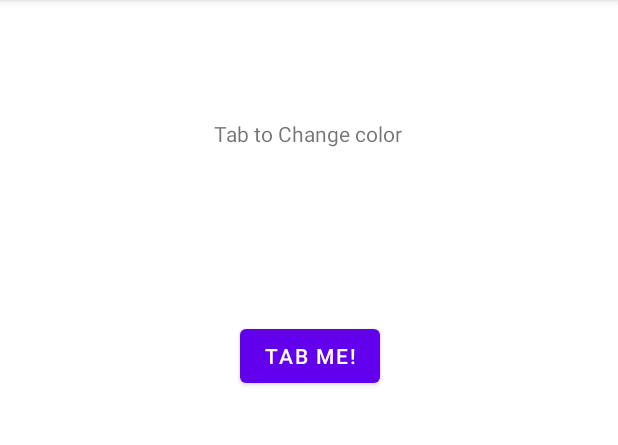
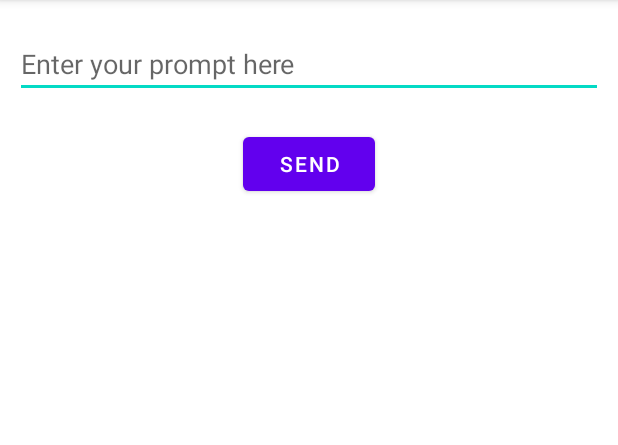
Before and after one commit to yusunghyun/ChaChaGo, an Android app: the screen it shows after launch (MainActivity), on a phone screen of 412 x 824 dp, the part 84-529 px from its top. Run offline under Robolectric (Android 15) with nearby library versions, the light colour scheme and no system bars.

Commit message:
✨ add : GPT 연결, 빌링 이슈 존재

```diff
--- a/app/src/main/AndroidManifest.xml
+++ b/app/src/main/AndroidManifest.xml
@@ -1,5 +1,6 @@
 <?xml version="1.0" encoding="utf-8"?>
 <manifest xmlns:android="http://schemas.android.com/apk/res/android">
+    <uses-permission android:name="android.permission.INTERNET" />
 
     <application
         android:allowBackup="true"
--- a/app/src/main/java/com/example/myapplication/MainActivity.kt
+++ b/app/src/main/java/com/example/myapplication/MainActivity.kt
@@ -1,59 +1,59 @@
 package com.example.myapplication
 
-import android.graphics.Color
 import android.os.Bundle
-import android.util.Log
-import android.view.*
 import android.widget.*
 import androidx.appcompat.app.AppCompatActivity
-import java.util.*
+import kotlinx.coroutines.CoroutineScope
+import kotlinx.coroutines.Dispatchers
+import kotlinx.coroutines.launch
+import kotlinx.coroutines.withContext
+import retrofit2.Call
+import retrofit2.Callback
+import retrofit2.Response
 
 class MainActivity : AppCompatActivity() {
+
     override fun onCreate(savedInstanceState: Bundle?) {
         super.onCreate(savedInstanceState)
-
         setContentView(R.layout.activity_main)
 
-        // 텍스트와 버튼 id 불러오기
-        val colorText: TextView = findViewById(R.id.colorText)
-        val colorButton: Button = findViewById(R.id.setColorButton)
+        val userInput = findViewById<EditText>(R.id.userInput)
+        val responseText = findViewById<TextView>(R.id.responseText)
+        val sendButton = findViewById<Button>(R.id.sendButton)
 
-        // 버튼 동작 로직
-        colorButton.setOnClickListener {
-            // 컬러와 텍스트를 동일시 하기위해 r,g,b 선언.
-            val r: Int = (0..255).random()
-            val g: Int = (0..255).random()
-            val b: Int = (0..255).random()
+        sendButton.setOnClickListener {
+            val userMessage = Message("user", userInput.text.toString())
+            val myPost = MyPost("gpt-3.5-turbo", listOf(userMessage))
+            CoroutineScope(Dispatchers.IO).launch {
+                val request = NetworkService.api.createPost(myPost)
+                withContext(Dispatchers.Main) {
+                    request.enqueue(object : Callback<MyResponse> {
+                        override fun onResponse(
+                            call: Call<MyResponse>,
+                            response: Response<MyResponse>
+                        ) {
+                            if (response.isSuccessful) {
+                                val apiResponse = response.body()
+                                responseText.text = "Response: ${apiResponse?.choices?.first()?.text}"
+                            } else {
+                                Toast.makeText(
+                                    this@MainActivity,
+                                    "Error: ${response.errorBody()}",
+                                    Toast.LENGTH_LONG
+                                ).show()
+                            }
+                        }
 
-            // set컬러. setTextColor에 인풋타입이 Color라서 Color임포트
-            colorText.setTextColor(Color.rgb(r, g, b))
-            // set텍스트
-            colorText.text = "COLOR: ${r}r ${g}g ${b}b"
+                        override fun onFailure(call: Call<MyResponse>, t: Throwable) {
+                            Toast.makeText(
+                                this@MainActivity,
+                                "Failure: ${t.message}",
+                                Toast.LENGTH_LONG
+                            ).show()
+                        }
+                    })
+                }
+            }
         }
     }
-
-    override fun onStart() {
-        super.onStart()
-        Log.d("IISE", "onStart")
-    }
-    override fun onResume() {
-        super.onResume()
-        Log.d("IISE", "onResume")
-    }
-    override fun onPause() {
-        super.onPause()
-        Log.d("IISE", "onPause")
-    }
-    override fun onStop() {
-        super.onStop()
-        Log.d("IISE", "onStop")
-    }
-    override fun onDestroy() {
-        super.onDestroy()
-        Log.d("IISE", "onDestroy")
-    }
-    override fun onRestart() {
-        super.onRestart()
-        Log.d("IISE", "onRestart")
-    }
 }
--- a/app/src/main/res/layout/activity_main.xml
+++ b/app/src/main/res/layout/activity_main.xml
@@ -1,37 +1,36 @@
 <?xml version="1.0" encoding="utf-8"?>
-<androidx.constraintlayout.widget.ConstraintLayout xmlns:android="http://schemas.android.com/apk/res/android"
-    xmlns:app="http://schemas.android.com/apk/res-auto"
+<RelativeLayout xmlns:android="http://schemas.android.com/apk/res/android"
     xmlns:tools="http://schemas.android.com/tools"
     android:layout_width="match_parent"
     android:layout_height="match_parent"
     tools:context=".MainActivity">
 
+    <EditText
+        android:id="@+id/userInput"
+    android:layout_width="match_parent"
+    android:layout_height="wrap_content"
+    android:hint="Enter your prompt here"
+    android:layout_marginStart="10dp"
+    android:layout_marginEnd="10dp"
+    android:layout_marginTop="20dp" />
+
+    <Button
+        android:id="@+id/sendButton"
+        android:layout_width="wrap_content"
+        android:layout_height="wrap_content"
+        android:text="Send"
+        android:layout_below="@+id/userInput"
+        android:layout_centerHorizontal="true"
+        android:layout_marginTop="20dp" />
 
     <TextView
-        android:id="@+id/colorText"
-        android:layout_width="wrap_content"
+        android:id="@+id/responseText"
+        android:layout_width="match_parent"
         android:layout_height="wrap_content"
-        android:layout_marginStart="176dp"
-        android:layout_marginTop="90dp"
-        android:layout_marginEnd="177dp"
-        android:layout_marginBottom="57dp"
-        android:text="Tab to Change color"
-        app:layout_constraintBottom_toTopOf="@+id/setColorButton"
-        app:layout_constraintEnd_toEndOf="parent"
-        app:layout_constraintStart_toStartOf="parent"
-        app:layout_constraintTop_toTopOf="parent" />
+        android:layout_below="@+id/sendButton"
+        android:layout_marginStart="10dp"
+        android:layout_marginEnd="10dp"
+        android:layout_marginTop="20dp"
+        android:textSize="18sp" />
 
-    <Button
-        android:id="@+id/setColorButton"
-        android:layout_width="wrap_content"
-        android:layout_height="wrap_content"
-        android:layout_marginStart="159dp"
-        android:layout_marginTop="57dp"
-        android:layout_marginEnd="158dp"
-        android:layout_marginBottom="517dp"
-        android:text="TAB ME!"
-        app:layout_constraintBottom_toBottomOf="parent"
-        app:layout_constraintEnd_toEndOf="parent"
-        app:layout_constraintStart_toStartOf="parent"
-        app:layout_constraintTop_toBottomOf="@+id/colorText" />
-</androidx.constraintlayout.widget.ConstraintLayout>
+</RelativeLayout>
```
Also changed, not shown: app/build.gradle (+11 -2 lines), app/src/main/java/com/example/myapplication/DataModels.kt (added, +12 -0 lines), app/src/main/java/com/example/myapplication/NetworkService.kt (added, +33 -0 lines).
